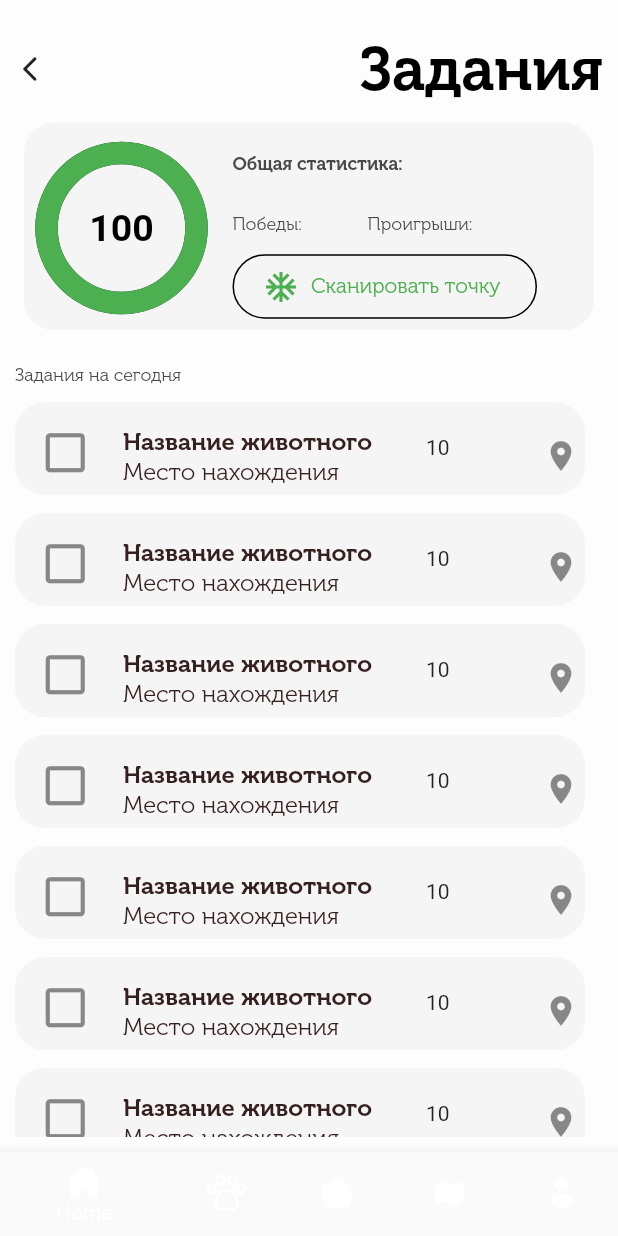
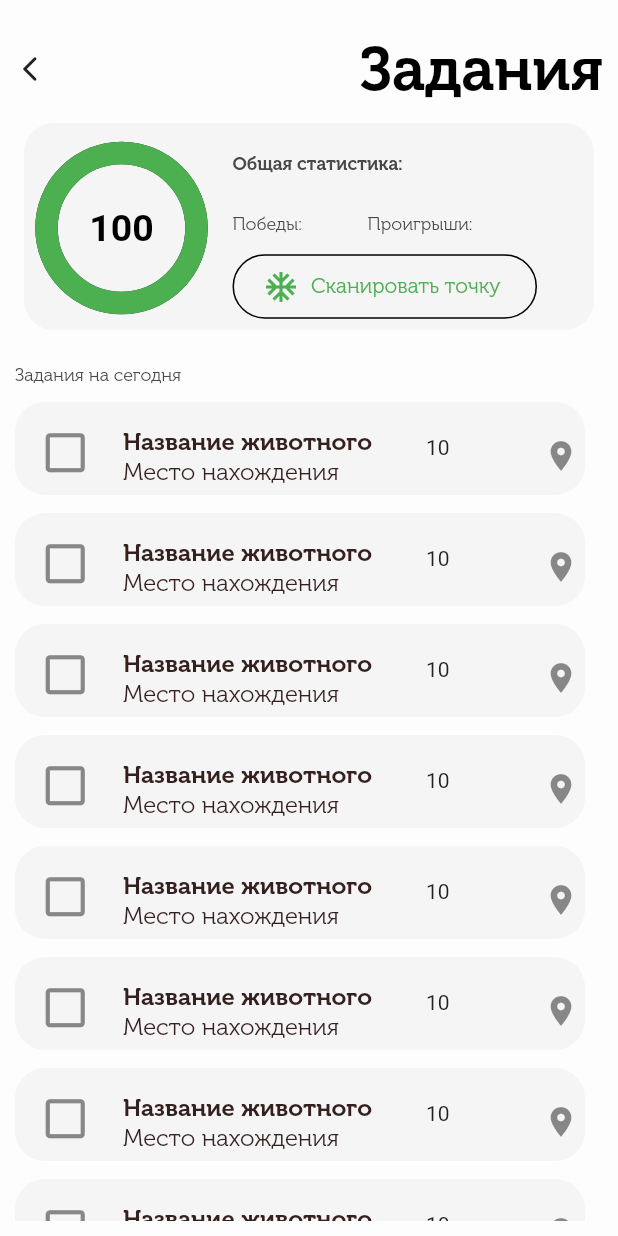
Before and after one commit to Zoorman24/ZooProject, a Flutter app: the QuestList screen opened directly, on a phone screen of 412 x 824 dp. Run offline on Flutter 3.47's test engine with Material 2 defaults, Android fonts, the phone set to English and light mode, and no system bars; drawn by our look-alikes of simple_circular_progress_bar.

Commit message:
Навигатор + страницы

```diff
--- a/Zoo_Project_List/lib/ListQuest/OnePage/1list.dart
+++ /dev/null
@@ -1,17 +0,0 @@
-import 'package:Zoo_Project/ListQuest/OnePage/ThemeOnePage/One_Page_Theme.dart';
-import 'package:Zoo_Project/ListQuest/route/route.dart';
-
-import 'package:flutter/material.dart';
-
-class ZooApp extends StatelessWidget {
-  const ZooApp({super.key});
-
-  @override
-  Widget build(BuildContext context) {
-    return MaterialApp(
-      debugShowCheckedModeBanner: false,
-      theme: ThemeQuest,
-      routes: route,
-    );
-  }
-}
--- a/Zoo_Project_List/lib/ListQuest/OnePage/ThemeOnePage/One_Page_Theme.dart
+++ /dev/null
@@ -1,11 +0,0 @@
-import 'package:Zoo_Project/ListQuest/OnePage/ThemeOnePage/ThemeNavigation.dart';
-import 'package:flutter/material.dart';
-
-// ignore: non_constant_identifier_names
-final ThemeQuest = ThemeData(
-  bottomNavigationBarTheme: Gps.Naviga,
-  // scaffoldBackgroundColor: Settings.backGround,
-
-  // listTileTheme: const ListTileThemeData(iconColor: Color.fromARGB(255, 212, 12, 12)),
-  // textTheme: Settings.Medium,
-);
--- a/Zoo_Project_List/lib/ListQuest/OnePage/WidgetsOnePageList/ListAnimals.dart
+++ b/Zoo_Project_List/lib/ListQuest/OnePage/WidgetsOnePageList/ListAnimals.dart
@@ -1,3 +1,4 @@
+import 'package:Zoo_Project/ListQuest/TwoPage/Quest.dart';
 import 'package:flutter/material.dart';
 
 class Animals extends StatelessWidget {
@@ -39,7 +40,8 @@ class Animals extends StatelessWidget {
               Icons.location_on,
             ),
             onTap: () {
-              Navigator.pushNamed(context, '/Quest');
+              Navigator.of(context)
+                  .push(MaterialPageRoute(builder: (context) => Quest()));
             },
           ),
           const Positioned(top: 22, left: 274, child: Text('10')),
--- a/Zoo_Project_List/lib/ListQuest/OnePage/WidgetsOnePageList/OnePageLIST.dart
+++ b/Zoo_Project_List/lib/ListQuest/OnePage/WidgetsOnePageList/OnePageLIST.dart
@@ -1,5 +1,5 @@
 import 'package:Zoo_Project/ListQuest/OnePage/WidgetsOnePageList/ListAnimals.dart';
-import 'package:Zoo_Project/ListQuest/ZooIcons/zoo_icons.dart';
+
 import 'package:flutter/material.dart';
 import 'package:simple_circular_progress_bar/simple_circular_progress_bar.dart';
 
@@ -182,25 +182,6 @@ class _QuestList extends State<QuestList> {
           ),
         ),
       ),
-      bottomNavigationBar: BottomNavigationBar(
-        currentIndex: selectIndex,
-        items: const [
-          BottomNavigationBarItem(icon: Icon(ZooIcons.house), label: 'Home'),
-          BottomNavigationBarItem(icon: Icon(ZooIcons.animals), label: 'zoo'),
-          BottomNavigationBarItem(
-              icon: Icon(
-                ZooIcons.camera,
-              ),
-              label: 'Camera'),
-          BottomNavigationBarItem(
-            icon: Icon(ZooIcons.map),
-            label: 'Map',
-          ),
-          BottomNavigationBarItem(
-              icon: Icon(ZooIcons.profile), label: 'Profile'),
-        ],
-        onTap: oneSelectTab,
-      ),
     );
   }
 }
--- a/Zoo_Project_List/lib/ListQuest/main.dart
+++ /dev/null
@@ -1,6 +0,0 @@
-import 'package:Zoo_Project/ListQuest/OnePage/1list.dart';
-import 'package:flutter/material.dart';
-
-void main() {
-  runApp(const ZooApp());
-}
--- a/Zoo_Project_List/lib/ListQuest/route/route.dart
+++ /dev/null
@@ -1,9 +0,0 @@
-import 'package:Zoo_Project/ListQuest/OnePage/WidgetsOnePageList/OnePageLIST.dart';
-// import 'package:Zoo_Project/ListQuest/OnePage/WidgetsOnePageList/qr.dart';
-import 'package:Zoo_Project/ListQuest/TwoPage/Quest.dart';
-
-final route = {
-  '/': (context) => const QuestList(),
-  '/Quest': (context) => const Quest(),
-  // '/qr': (context) => qr(),
-};
--- a/Zoo_Project_List/lib/ZooInfo/ListAnimals/ListAnimals.dart
+++ b/Zoo_Project_List/lib/ZooInfo/ListAnimals/ListAnimals.dart
@@ -42,7 +42,7 @@ class _AnimalList extends State<ListAnimals> {
               ),
               Expanded(
                   child: ListView.builder(
-                itemCount: 6,
+                itemCount: 9,
                 itemBuilder: ((context, index) {
                   return const mammals();
                 }),
--- a/Zoo_Project_List/lib/ZooInfo/ListZooInfo/ZooinfoList/ZooInfolist.dart
+++ b/Zoo_Project_List/lib/ZooInfo/ListZooInfo/ZooinfoList/ZooInfolist.dart
@@ -1,3 +1,4 @@
+import 'package:Zoo_Project/ZooInfo/ListAnimals/ListAnimals.dart';
 import 'package:Zoo_Project/ZooInfo/ListZooInfo/image.dart';
 import 'package:flutter/material.dart';
 
@@ -24,7 +25,7 @@ class _Quest extends State<ZooinfoList> {
                 children: [
                   InkWell(
                       onTap: () {
-                        Navigator.pop(context);
+                        // Navigator.pop(context);
                       },
                       child: Icon(Icons.arrow_back_ios_new_outlined)),
                   Text(
@@ -45,7 +46,8 @@ class _Quest extends State<ZooinfoList> {
                 children: [
                   InkWell(
                     onTap: () {
-                      Navigator.pushNamed(context, 'ListAnimals');
+                      Navigator.of(context).push(MaterialPageRoute(
+                          builder: (context) => ListAnimals()));
                     },
                     child: const Image(
                       image: appimages.ml,
```
Also changed, not shown: Zoo_Project_List/lib/ListQuest/OnePage/ThemeOnePage/ThemeNavigation.dart (deleted, +0 -9 lines), Zoo_Project_List/lib/ZooInfo/ListAnimals/schedule.dart (+5 -2 lines), Zoo_Project_List/lib/navigationBar/main_screen.dart (+27 -79 lines).
